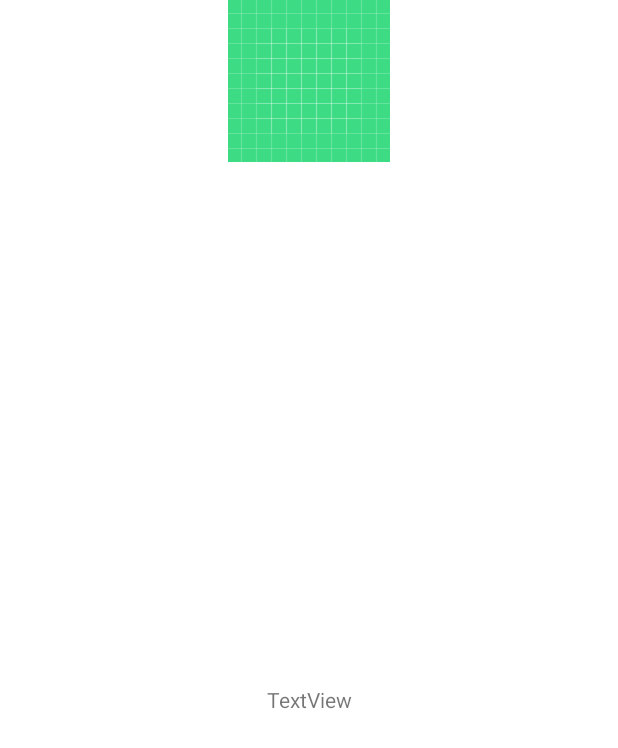
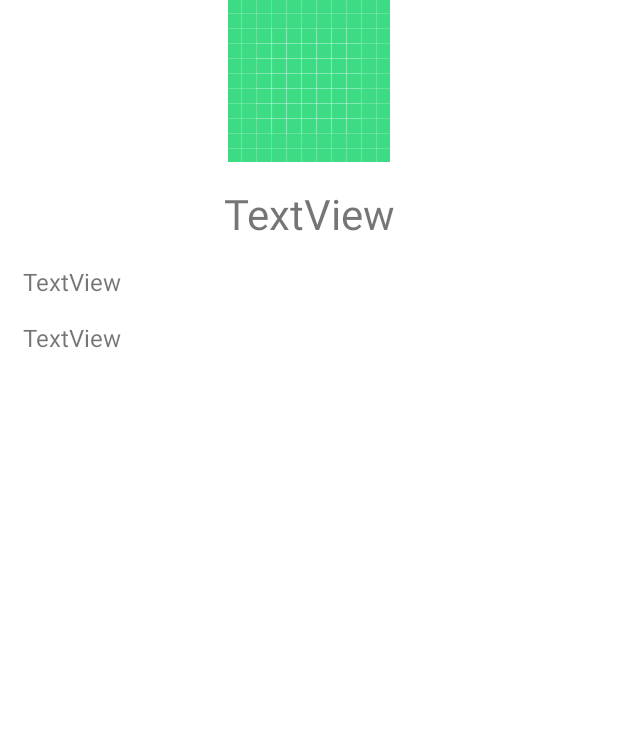
Before and after one commit to AvidEslami/BioBlender, an Android app: the layout activity_new_animal.xml on its own in the app's theme, with its tools: preview values and no code run, on a phone screen of 412 x 824 dp. Shown: the top 748 px of the screen. Run offline under Robolectric (Android 15) with nearby library versions, the phone set to English and light mode, and no system bars.

Commit message:
Creating a scrollable screen for the newAnimal activity

```diff
--- a/app/src/main/java/com/example/bioblender/NewAnimal.java
+++ b/app/src/main/java/com/example/bioblender/NewAnimal.java
@@ -27,5 +27,10 @@ public class NewAnimal extends AppCompatActivity {
         new ImageLoadTask(URL, picture).execute();
         TextView animal = findViewById(R.id.animal_name);
         animal.setText(name);
+        TextView info = findViewById(R.id.animal_info);
+        info.setText(description);
+        TextView why = findViewById(R.id.animal_reason);
+        why.setText(reason);
+
     }
 }
--- a/app/src/main/res/layout/activity_new_animal.xml
+++ b/app/src/main/res/layout/activity_new_animal.xml
@@ -1,31 +1,61 @@
 <?xml version="1.0" encoding="utf-8"?>
-<androidx.constraintlayout.widget.ConstraintLayout xmlns:android="http://schemas.android.com/apk/res/android"
+<LinearLayout xmlns:android="http://schemas.android.com/apk/res/android"
     xmlns:app="http://schemas.android.com/apk/res-auto"
     xmlns:tools="http://schemas.android.com/tools"
     android:layout_width="match_parent"
     android:layout_height="match_parent"
+    android:orientation="vertical"
     tools:context=".NewAnimal">
+
+    <ScrollView
+        android:layout_width="match_parent"
+        android:layout_height="match_parent">
+
+        <LinearLayout
+            android:layout_width="match_parent"
+            android:layout_height="wrap_content"
+            android:orientation="vertical">
 
             <ImageView
                 android:id="@+id/imageView1"
-        android:layout_width="wrap_content"
+                android:layout_width="match_parent"
                 android:layout_height="wrap_content"
-        android:visibility="visible"
-        app:layout_constraintEnd_toEndOf="parent"
-        app:layout_constraintStart_toStartOf="parent"
-        app:layout_constraintTop_toTopOf="parent"
                 tools:srcCompat="@drawable/ic_launcher_background" />
 
             <TextView
                 android:id="@+id/animal_name"
-        android:layout_width="wrap_content"
+                android:layout_width="match_parent"
                 android:layout_height="wrap_content"
+                android:layout_marginTop="15sp"
+                android:layout_marginLeft="15sp"
+                android:layout_marginRight="15sp"
                 android:text="TextView"
-        app:layout_constraintBottom_toBottomOf="parent"
-        app:layout_constraintEnd_toEndOf="parent"
-        app:layout_constraintHorizontal_bias="0.5"
-        app:layout_constraintStart_toStartOf="parent"
-        app:layout_constraintTop_toBottomOf="@+id/imageView1"
-        app:layout_constraintVertical_bias="0.5" />
+                android:textSize="28sp"
+                android:gravity="center"/>
 
-</androidx.constraintlayout.widget.ConstraintLayout>
+            <TextView
+                android:id="@+id/animal_info"
+                android:layout_width="match_parent"
+                android:layout_height="wrap_content"
+                android:layout_marginTop="15sp"
+                android:layout_marginLeft="15sp"
+                android:layout_marginRight="15sp"
+                android:text="TextView"
+                android:textSize="16sp"
+                android:gravity="left"/>
+
+            <TextView
+                android:id="@+id/animal_reason"
+                android:layout_width="match_parent"
+                android:layout_height="wrap_content"
+                android:layout_marginTop="15sp"
+                android:layout_marginLeft="15sp"
+                android:layout_marginRight="15sp"
+                android:text="TextView"
+                android:textSize="16sp"
+                android:gravity="left"/>
+        </LinearLayout>
+    </ScrollView>
+
+
+</LinearLayout>
```
Lines whose indentation alone changed are shown as unchanged.
